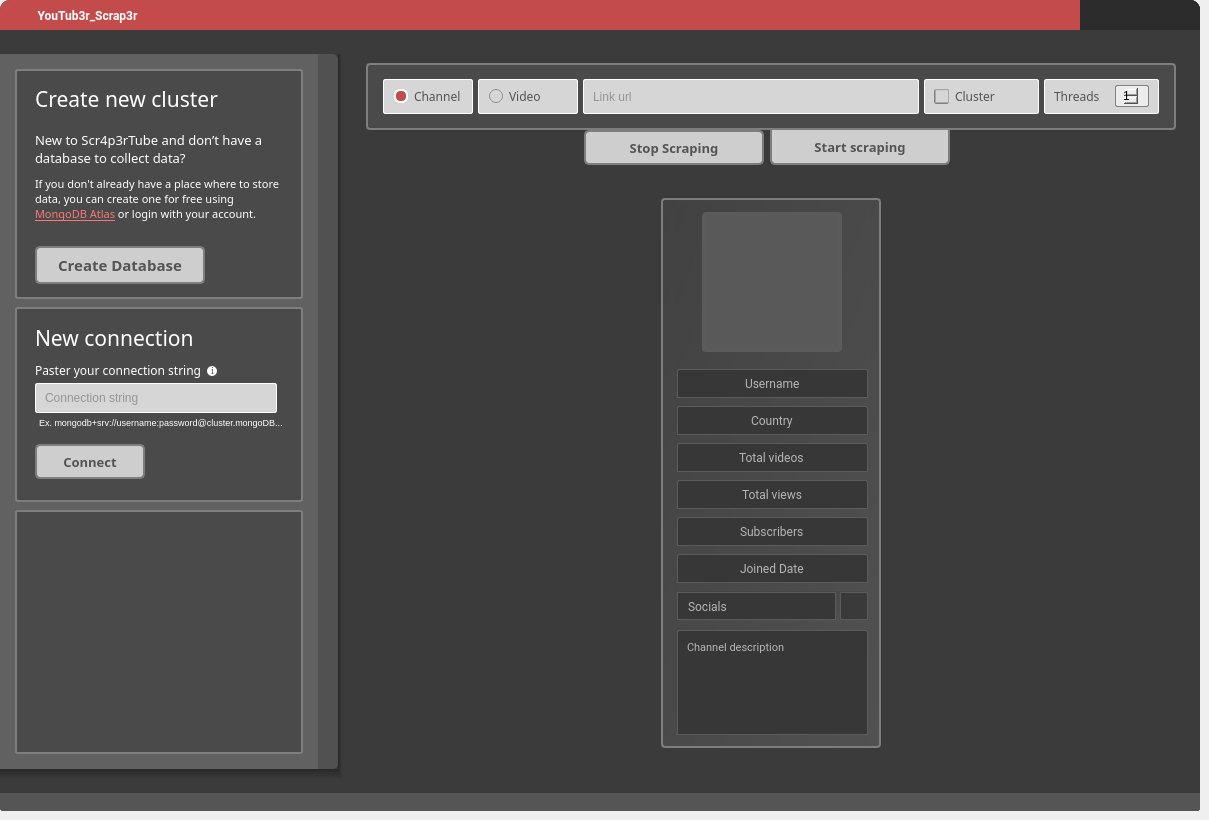
The window that ui/third_gui_style_up.ui (T4M1Z/GUI-PyQT5-Youtub3r_Scrap3r) describes before a commit, drawn with Qt 5.
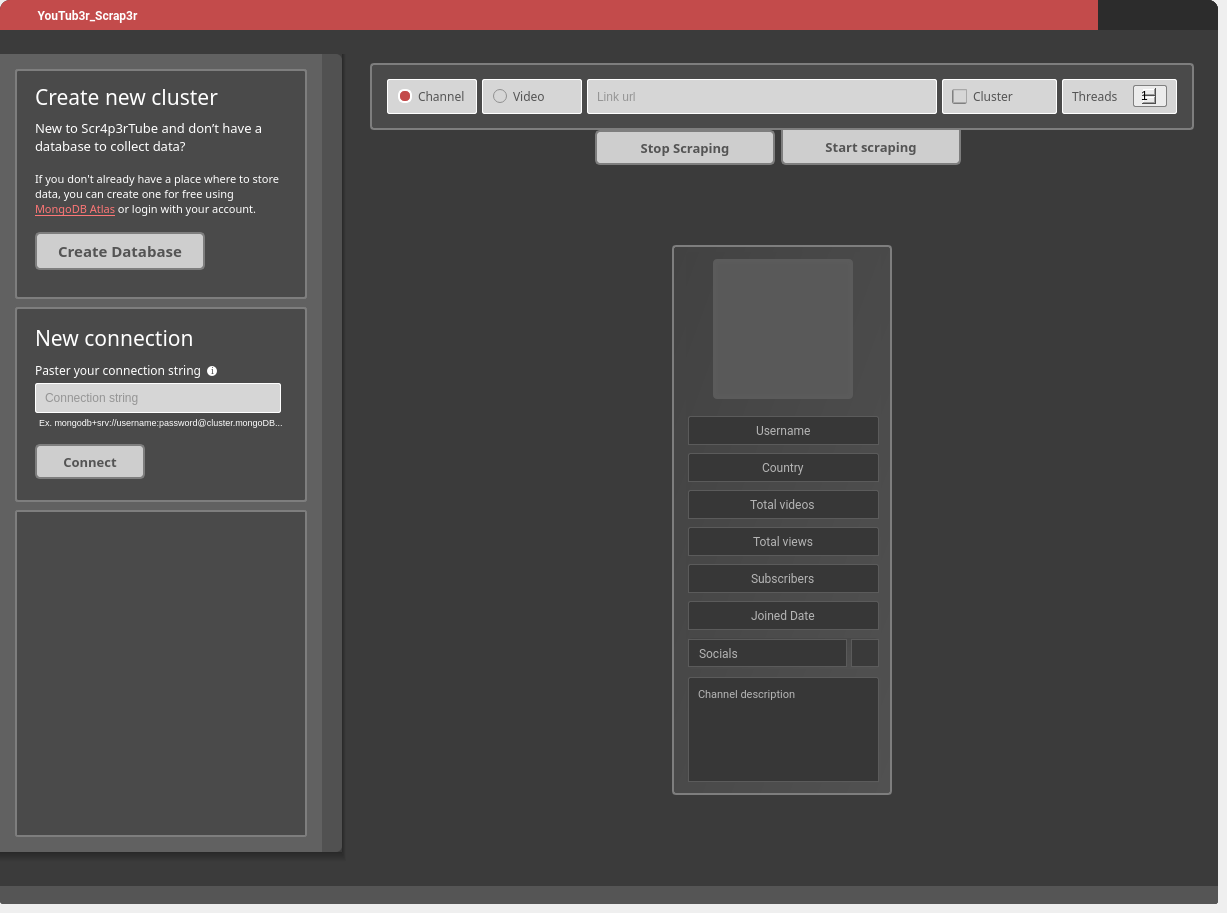
The same window after the commit. Icons and pictures are not drawn.

Patch:
```diff
--- a/ui/third_gui_style_up.ui
+++ b/ui/third_gui_style_up.ui
@@ -9,8 +9,8 @@
    <rect>
     <x>0</x>
     <y>0</y>
-    <width>1209</width>
-    <height>820</height>
+    <width>1227</width>
+    <height>913</height>
    </rect>
   </property>
   <property name="sizePolicy">
@@ -712,12 +712,24 @@
           </property>
           <item>
            <widget class="QFrame" name="frame_25">
+            <property name="sizePolicy">
+             <sizepolicy hsizetype="Fixed" vsizetype="Preferred">
+              <horstretch>0</horstretch>
+              <verstretch>0</verstretch>
+             </sizepolicy>
+            </property>
             <property name="minimumSize">
              <size>
               <width>0</width>
               <height>740</height>
              </size>
             </property>
+            <property name="maximumSize">
+             <size>
+              <width>16777215</width>
+              <height>16777215</height>
+             </size>
+            </property>
             <property name="frameShape">
              <enum>QFrame::StyledPanel</enum>
             </property>
@@ -736,12 +748,24 @@
              </property>
              <item>
               <widget class="QFrame" name="frame_23">
+               <property name="sizePolicy">
+                <sizepolicy hsizetype="Fixed" vsizetype="Preferred">
+                 <horstretch>0</horstretch>
+                 <verstretch>0</verstretch>
+                </sizepolicy>
+               </property>
                <property name="minimumSize">
                 <size>
                  <width>0</width>
                  <height>725</height>
                 </size>
                </property>
+               <property name="maximumSize">
+                <size>
+                 <width>16777215</width>
+                 <height>16777215</height>
+                </size>
+               </property>
                <property name="styleSheet">
                 <string notr="true">QFrame #frame_23{
 border-right: 4px solid black;
@@ -776,7 +800,7 @@
                 <item>
                  <widget class="QFrame" name="left_panel">
                   <property name="sizePolicy">
-                   <sizepolicy hsizetype="Expanding" vsizetype="Preferred">
+                   <sizepolicy hsizetype="Fixed" vsizetype="Preferred">
                     <horstretch>0</horstretch>
                     <verstretch>0</verstretch>
                    </sizepolicy>
@@ -789,7 +813,7 @@
                   </property>
                   <property name="maximumSize">
                    <size>
-                    <width>330</width>
+                    <width>16777215</width>
                     <height>16777215</height>
                    </size>
                   </property>
@@ -860,7 +884,7 @@
                         </property>
                         <property name="maximumSize">
                          <size>
-                          <width>330</width>
+                          <width>16777215</width>
                           <height>230</height>
                          </size>
                         </property>
@@ -882,7 +906,7 @@
                           <number>7</number>
                          </property>
                          <property name="bottomMargin">
-                          <number>4</number>
+                          <number>13</number>
                          </property>
                          <item>
                           <widget class="QFrame" name="frame_7">
@@ -894,10 +918,10 @@
                            </property>
                            <layout class="QHBoxLayout" name="horizontalLayout_9">
                             <property name="topMargin">
-                             <number>0</number>
+                             <number>2</number>
                             </property>
                             <property name="bottomMargin">
-                             <number>3</number>
+                             <number>0</number>
                             </property>
                             <item>
                              <widget class="QLabel" name="label_4">
@@ -931,7 +955,7 @@
                              <number>0</number>
                             </property>
                             <property name="bottomMargin">
-                             <number>0</number>
+                             <number>9</number>
                             </property>
                             <item>
                              <widget class="QLabel" name="label_5">
@@ -1018,13 +1042,22 @@
                            </property>
                            <layout class="QVBoxLayout" name="verticalLayout_5">
                             <property name="topMargin">
-                             <number>2</number>
+                             <number>0</number>
+                            </property>
+                            <property name="bottomMargin">
+                             <number>14</number>
                             </property>
                             <item>
                              <widget class="QPushButton" name="start_scraping_btn_2">
+                              <property name="sizePolicy">
+                               <sizepolicy hsizetype="MinimumExpanding" vsizetype="Fixed">
+                                <horstretch>0</horstretch>
+                                <verstretch>0</verstretch>
+                               </sizepolicy>
+                              </property>
                               <property name="minimumSize">
                                <size>
-                                <width>170</width>
+                                <width>0</width>
                                 <height>38</height>
                                </size>
                               </property>
@@ -1087,7 +1120,7 @@
                         </property>
                         <property name="maximumSize">
                          <size>
-                          <width>330</width>
+                          <width>16777215</width>
                           <height>200</height>
                          </size>
                         </property>
@@ -1307,7 +1340,7 @@
                              <widget class="QLineEdit" name="db_connection_input">
                               <property name="minimumSize">
                                <size>
-                                <width>160</width>
+                                <width>0</width>
                                 <height>30</height>
                                </size>
                               </property>
@@ -1366,6 +1399,9 @@
                             <property name="topMargin">
                              <number>4</number>
                             </property>
+                            <property name="rightMargin">
+                             <number>13</number>
+                            </property>
                             <property name="bottomMargin">
                              <number>0</number>
                             </property>
@@ -1473,7 +1509,7 @@
                                 <widget class="QLabel" name="loading_gif">
                                  <property name="minimumSize">
                                   <size>
-                                   <width>40</width>
+                                   <width>0</width>
                                    <height>40</height>
                                   </size>
                                  </property>
@@ -1614,14 +1650,14 @@
                 <item>
                  <widget class="QPushButton" name="left_panel_btn">
                   <property name="sizePolicy">
-                   <sizepolicy hsizetype="Preferred" vsizetype="Preferred">
+                   <sizepolicy hsizetype="Fixed" vsizetype="Preferred">
                     <horstretch>0</horstretch>
                     <verstretch>0</verstretch>
                    </sizepolicy>
                   </property>
                   <property name="minimumSize">
                    <size>
-                    <width>20</width>
+                    <width>0</width>
                     <height>0</height>
                    </size>
                   </property>
```
Left out of the diff: 26 changed lines with no effect on the pictures.
